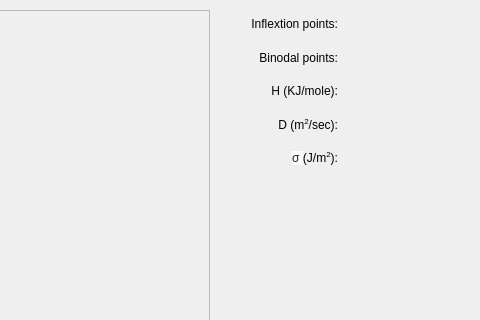
The window that Forms/dialog_view_calc_param.ui (mu2mech/mu2mech) describes before a commit, drawn with Qt 5; both pictures show x 220 to 700 and y 0 to 320 of the 700 by 440 pixel window.
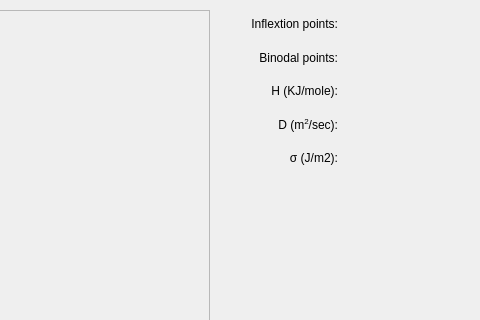
The same window after the commit.

What changed in the file:
```diff
--- a/Forms/dialog_view_calc_param.ui
+++ b/Forms/dialog_view_calc_param.ui
@@ -111,7 +111,7 @@
     <item row="4" column="0">
      <widget class="QLabel" name="labelGBEnergy">
       <property name="text">
-       <string>&lt;html&gt;&lt;head/&gt;&lt;body&gt;&lt;p align=&quot;right&quot;&gt;&lt;span style=&quot; font-family:'Google Sans,arial,sans-serif'; color:#202124; background-color:#ffffff;&quot;&gt;σ &lt;/span&gt;(J/m&lt;span style=&quot; vertical-align:super;&quot;&gt;2&lt;/span&gt;):&lt;/p&gt;&lt;/body&gt;&lt;/html&gt;</string>
+       <string>&lt;html&gt;&lt;head/&gt;&lt;body&gt;&lt;p align=&quot;right&quot;&gt;σ (J/m2):&lt;/p&gt;&lt;/body&gt;&lt;/html&gt;</string>
       </property>
      </widget>
     </item>
```
